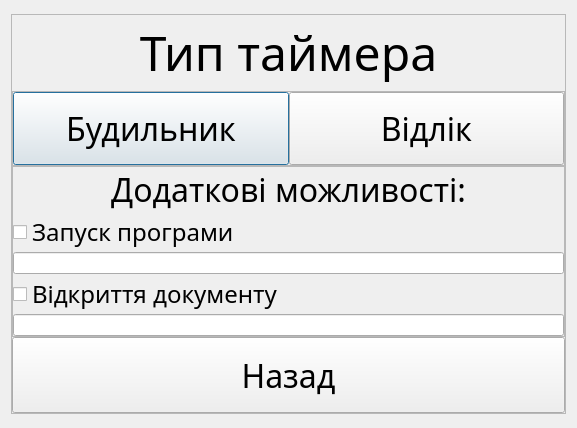
First picture: the form in 3 semester/OOOPLab2/addmenu.ui, repository NaturalStupidlty/uni, before the edit.
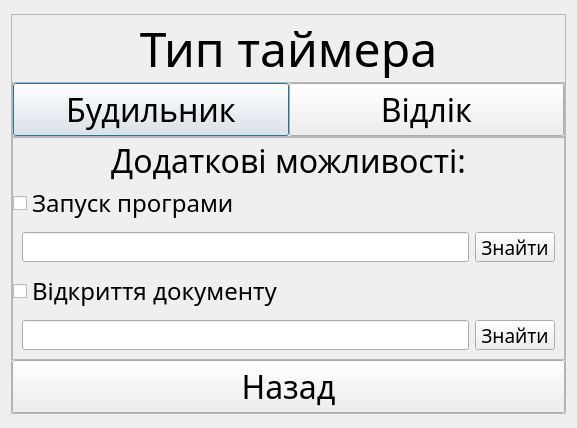
Second picture: the form after the edit.

Commit message: Added comfortable file selection

The edit to the form file:
```diff
--- a/3 semester/OOOPLab2/addmenu.ui
+++ b/3 semester/OOOPLab2/addmenu.ui
@@ -210,7 +210,75 @@
             </widget>
            </item>
            <item>
-            <widget class="QLineEdit" name="executeProgramPath"/>
+            <widget class="QWidget" name="executeProgramWidget" native="true">
+             <property name="font">
+              <font>
+               <family>Montserrat</family>
+               <pointsize>14</pointsize>
+              </font>
+             </property>
+             <layout class="QHBoxLayout" name="horizontalLayout_2">
+              <item>
+               <widget class="QLineEdit" name="executeProgramPath">
+                <property name="sizePolicy">
+                 <sizepolicy hsizetype="MinimumExpanding" vsizetype="Fixed">
+                  <horstretch>0</horstretch>
+                  <verstretch>0</verstretch>
+                 </sizepolicy>
+                </property>
+                <property name="minimumSize">
+                 <size>
+                  <width>0</width>
+                  <height>30</height>
+                 </size>
+                </property>
+                <property name="maximumSize">
+                 <size>
+                  <width>16777215</width>
+                  <height>30</height>
+                 </size>
+                </property>
+                <property name="font">
+                 <font>
+                  <family>Montserrat</family>
+                  <pointsize>14</pointsize>
+                 </font>
+                </property>
+                <property name="alignment">
+                 <set>Qt::AlignBottom|Qt::AlignLeading|Qt::AlignLeft</set>
+                </property>
+               </widget>
+              </item>
+              <item>
+               <widget class="QPushButton" name="findProgramButton">
+                <property name="sizePolicy">
+                 <sizepolicy hsizetype="Minimum" vsizetype="Fixed">
+                  <horstretch>0</horstretch>
+                  <verstretch>0</verstretch>
+                 </sizepolicy>
+                </property>
+                <property name="maximumSize">
+                 <size>
+                  <width>16777215</width>
+                  <height>35</height>
+                 </size>
+                </property>
+                <property name="font">
+                 <font>
+                  <family>Montserrat</family>
+                  <pointsize>14</pointsize>
+                 </font>
+                </property>
+                <property name="text">
+                 <string>Знайти</string>
+                </property>
+                <property name="autoRepeatInterval">
+                 <number>0</number>
+                </property>
+               </widget>
+              </item>
+             </layout>
+            </widget>
            </item>
            <item>
             <widget class="QCheckBox" name="openDocument">
@@ -226,7 +294,57 @@
             </widget>
            </item>
            <item>
-            <widget class="QLineEdit" name="openDocumentPath"/>
+            <widget class="QWidget" name="openDocumentWidget" native="true">
+             <layout class="QHBoxLayout" name="horizontalLayout_3">
+              <item>
+               <widget class="QLineEdit" name="openDocumentPath">
+                <property name="sizePolicy">
+                 <sizepolicy hsizetype="MinimumExpanding" vsizetype="Fixed">
+                  <horstretch>0</horstretch>
+                  <verstretch>0</verstretch>
+                 </sizepolicy>
+                </property>
+                <property name="minimumSize">
+                 <size>
+                  <width>0</width>
+                  <height>30</height>
+                 </size>
+                </property>
+                <property name="maximumSize">
+                 <size>
+                  <width>16777215</width>
+                  <height>30</height>
+                 </size>
+                </property>
+                <property name="font">
+                 <font>
+                  <family>Montserrat</family>
+                  <pointsize>14</pointsize>
+                 </font>
+                </property>
+               </widget>
+              </item>
+              <item>
+               <widget class="QPushButton" name="findDocumentButton">
+                <property name="maximumSize">
+                 <size>
+                  <width>16777215</width>
+                  <height>35</height>
+                 </size>
+                </property>
+                <property name="font">
+                 <font>
+                  <family>Montserrat</family>
+                  <pointsize>14</pointsize>
+                 </font>
+                </property>
+                <property name="text">
+                 <string>Знайти</string>
+                </property>
+               </widget>
+              </item>
+             </layout>
+            </widget>
            </item>
           </layout>
          </widget>
```
The commit also changes 2 other files.
